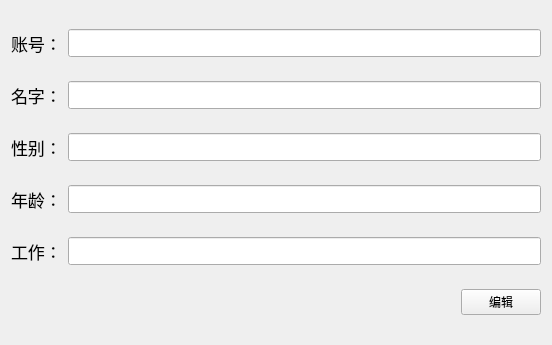
First picture: the form in registrationinfo.ui, repository kangwenyun/batch_acquisition_system_qt_before, before the edit.
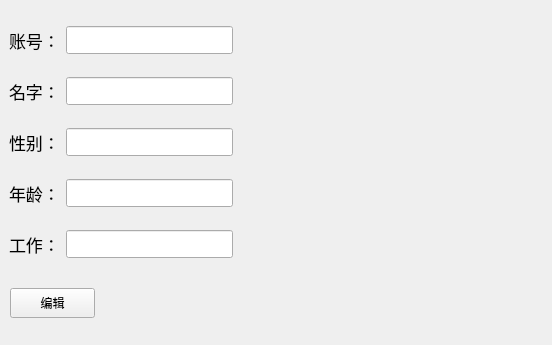
Second picture: the form after the edit.

Diff of the .ui file:
```diff
--- a/registrationinfo.ui
+++ b/registrationinfo.ui
@@ -19,6 +19,15 @@
   <property name="windowTitle">
    <string>Form</string>
   </property>
+  <widget class="QWidget" name="">
+   <property name="geometry">
+    <rect>
+     <x>9</x>
+     <y>9</y>
+     <width>224</width>
+     <height>271</height>
+    </rect>
+   </property>
   <layout class="QVBoxLayout" name="verticalLayout">
    <item>
     <layout class="QHBoxLayout" name="horizontalLayout">
@@ -148,31 +157,21 @@
      </item>
     </layout>
    </item>
-   <item>
-    <layout class="QHBoxLayout" name="horizontalLayout_6">
-     <item>
-      <spacer name="horizontalSpacer">
-       <property name="orientation">
-        <enum>Qt::Horizontal</enum>
-       </property>
-       <property name="sizeHint" stdset="0">
-        <size>
-         <width>40</width>
-         <height>20</height>
-        </size>
-       </property>
-      </spacer>
-     </item>
-     <item>
+   </layout>
+  </widget>
       <widget class="QPushButton" name="edit_ok_button">
+   <property name="geometry">
+    <rect>
+     <x>10</x>
+     <y>288</y>
+     <width>85</width>
+     <height>30</height>
+    </rect>
+   </property>
        <property name="text">
         <string>编辑</string>
        </property>
       </widget>
-     </item>
-    </layout>
-   </item>
-  </layout>
  </widget>
  <resources/>
  <connections/>
```
Lines whose indentation alone changed are shown as unchanged.
